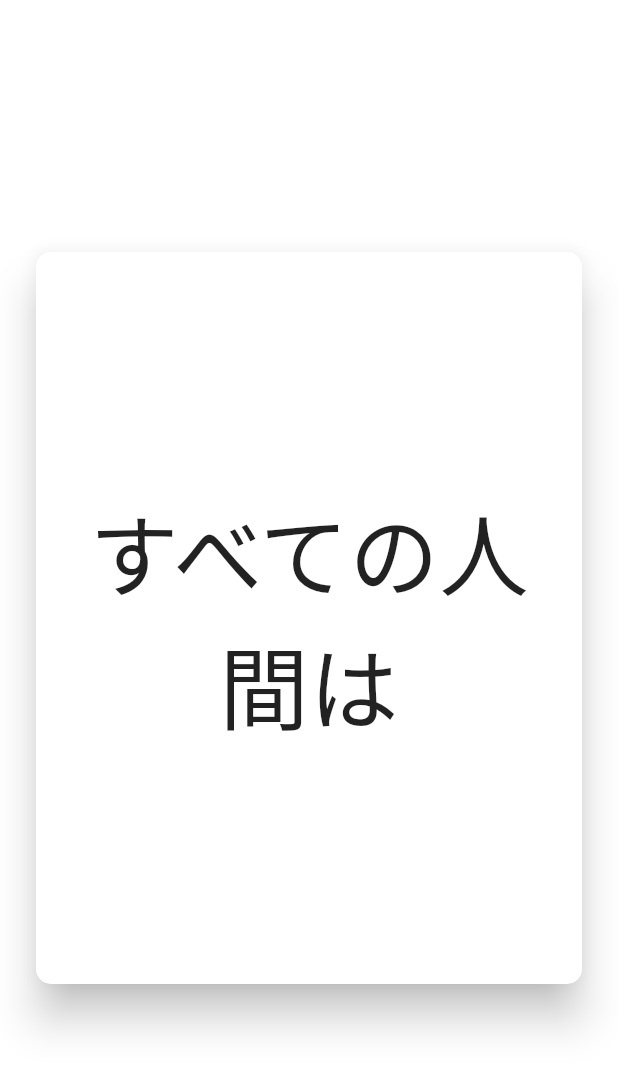
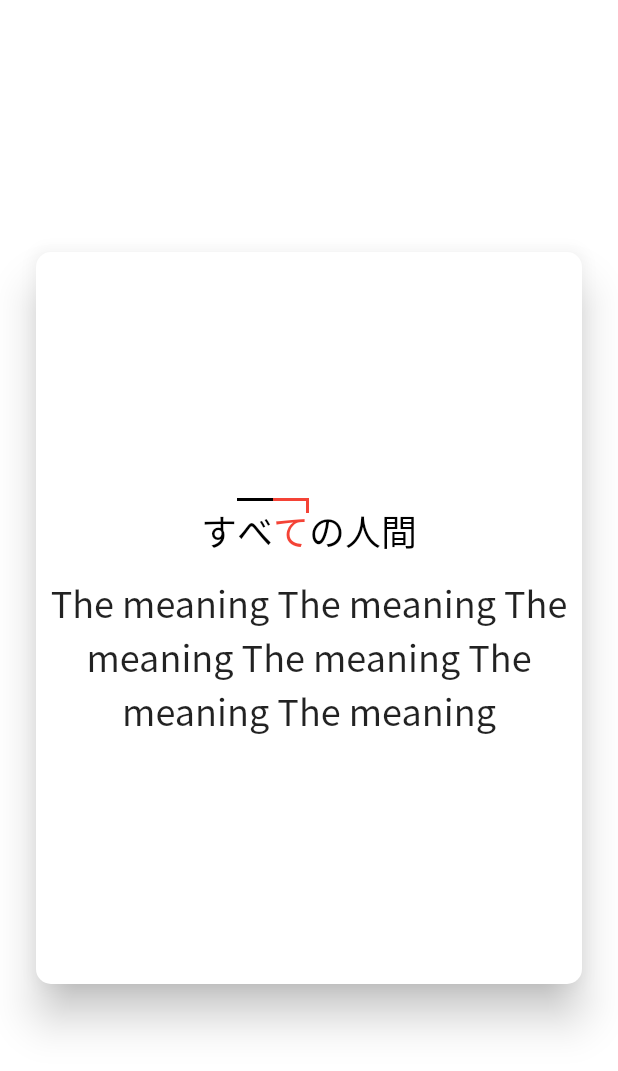
Before and after one commit to hlwanhoj/Nihongo, a Flutter app: the screen it shows after launch, on a phone screen of 412 x 824 dp. Shown: the top 1071 px of the screen. Run offline on Flutter 3.47's test engine with Material 2 defaults, Android fonts, the phone set to English and light mode, and no system bars.

Commit message:
Create word card back face

```diff
--- a/lib/card_list_page.dart
+++ /dev/null
@@ -1,58 +0,0 @@
-import 'package:flutter/material.dart';
-
-class FlashCardFront extends StatelessWidget {
-  final String _kanji;
-
-  const FlashCardFront({required String kanji, Key? key})
-      : _kanji = kanji,
-        super(key: key);
-
-  @override
-  Widget build(BuildContext context) {
-    return Card(
-      elevation: 12,
-      color: Colors.white,
-      shape: RoundedRectangleBorder(borderRadius: BorderRadius.circular(10)),
-      child: Padding(
-        padding: const EdgeInsets.all(8.0),
-        child: Center(
-            child: Text(
-          _kanji,
-          textAlign: TextAlign.center,
-          style: const TextStyle(fontFamily: 'Noto Sans JP', fontSize: 60),
-        )),
-      ),
-    );
-  }
-}
-
-class CardListPage extends StatefulWidget {
-  const CardListPage({Key? key}) : super(key: key);
-
-  @override
-  _CardListPageState createState() => _CardListPageState();
-}
-
-class _CardListPageState extends State<CardListPage> {
-  @override
-  void initState() {
-    super.initState();
-  }
-
-  @override
-  Widget build(BuildContext context) {
-    return ColoredBox(
-      color: Colors.white,
-      child: Center(
-          child: SizedBox(
-        width: MediaQuery.of(context).size.width - 40,
-        child: const AspectRatio(
-          aspectRatio: 3 / 4,
-          child: FlashCardFront(
-            kanji: 'すべての人間は',
-          ),
-        ),
-      )),
-    );
-  }
-}
--- /dev/null
+++ b/lib/card_list_page/card_list_page.dart
@@ -0,0 +1,42 @@
+import 'package:flutter/material.dart';
+import 'word_card.dart';
+import '../models/word.dart';
+
+//
+
+class CardListPage extends StatefulWidget {
+  const CardListPage({Key? key}) : super(key: key);
+
+  @override
+  _CardListPageState createState() => _CardListPageState();
+}
+
+class _CardListPageState extends State<CardListPage> {
+  @override
+  void initState() {
+    super.initState();
+  }
+
+  @override
+  Widget build(BuildContext context) {
+    return ColoredBox(
+      color: Colors.white,
+      child: Center(
+          child: SizedBox(
+        width: MediaQuery.of(context).size.width - 40,
+        child: const AspectRatio(
+          aspectRatio: 3 / 4,
+          child: WordCardBack(
+              word: Word(
+                  kana: "すべての人間",
+                  accentAtIndex: {
+                    1: CharacterAccent.plain,
+                    2: CharacterAccent.fall
+                  },
+                  meaning:
+                      "The meaning The meaning The meaning The meaning The meaning The meaning ")),
+        ),
+      )),
+    );
+  }
+}
--- /dev/null
+++ b/lib/card_list_page/word_card.dart
@@ -0,0 +1,142 @@
+import 'package:flutter/material.dart';
+import '../models/word.dart';
+
+/// The front face of a word card
+class WordCardFront extends StatelessWidget {
+  final String _kanji;
+
+  const WordCardFront({required String kanji, Key? key})
+      : _kanji = kanji,
+        super(key: key);
+
+  @override
+  Widget build(BuildContext context) {
+    return Card(
+      elevation: 12,
+      color: Colors.white,
+      shape: RoundedRectangleBorder(borderRadius: BorderRadius.circular(10)),
+      child: Padding(
+        padding: const EdgeInsets.all(8.0),
+        child: Center(
+            child: Text(
+          _kanji,
+          textAlign: TextAlign.center,
+          style: const TextStyle(fontFamily: 'Noto Sans JP', fontSize: 60),
+        )),
+      ),
+    );
+  }
+}
+
+/// The back face of a word card
+class WordCardBack extends StatelessWidget {
+  final Word _word;
+
+  const WordCardBack({required Word word, Key? key})
+      : _word = word,
+        super(key: key);
+
+  //
+
+  static Color _colorFromAccent(CharacterAccent accent) {
+    switch (accent) {
+      case CharacterAccent.plain:
+        return Colors.black;
+      case CharacterAccent.fall:
+        return Colors.red;
+    }
+  }
+
+  @override
+  Widget build(BuildContext context) {
+    final List<Widget> kanaWidgets = [];
+
+    _word.kana.runes.toList().asMap().forEach((idx, rune) {
+      final character = String.fromCharCode(rune);
+      final accent = _word.accentAtIndex[idx];
+      Color textColor = Colors.black;
+      final List<Widget> textWidgets = [];
+
+      if (accent != null) {
+        textColor = _colorFromAccent(accent);
+        textWidgets.add(Positioned(
+            left: 0,
+            top: 0,
+            right: 0,
+            height: 20,
+            child: CustomPaint(
+              painter: AccentPainter(accent: accent, color: textColor),
+            )));
+      }
+
+      textWidgets.add(
+        Text(
+          character,
+          textAlign: TextAlign.center,
+          style: TextStyle(
+              fontFamily: 'Noto Sans JP', fontSize: 24, color: textColor),
+        ),
+      );
+
+      kanaWidgets.add(SizedBox(
+          height: 40,
+          child: Stack(
+              alignment: AlignmentDirectional.bottomCenter,
+              children: textWidgets)));
+    });
+
+    return Card(
+        elevation: 12,
+        color: Colors.white,
+        shape: RoundedRectangleBorder(borderRadius: BorderRadius.circular(10)),
+        child: Padding(
+          padding: const EdgeInsets.all(8.0),
+          child: Center(
+              child: Column(
+            mainAxisAlignment: MainAxisAlignment.center,
+            mainAxisSize: MainAxisSize.min,
+            children: [
+              Wrap(children: kanaWidgets),
+              const SizedBox(height: 12),
+              Text(
+                _word.meaning,
+                textAlign: TextAlign.center,
+                style:
+                    const TextStyle(fontFamily: 'Noto Sans JP', fontSize: 24),
+              ),
+            ],
+          )),
+        ));
+  }
+}
+
+//
+
+class AccentPainter extends CustomPainter {
+  final CharacterAccent accent;
+  final Color color;
+
+  AccentPainter({required this.accent, required this.color});
+
+  @override
+  void paint(Canvas canvas, Size size) {
+    final paint1 = Paint()
+      ..color = color
+      ..style = PaintingStyle.fill;
+
+    switch (accent) {
+      case CharacterAccent.plain:
+        canvas.drawRect(Rect.fromLTWH(0, 0, size.width, 2), paint1);
+        break;
+      case CharacterAccent.fall:
+        canvas.drawRect(Rect.fromLTWH(0, 0, size.width, 2), paint1);
+        canvas.drawRect(Rect.fromLTWH(size.width - 2, 0, 2, 10), paint1);
+        break;
+    }
+  }
+
+  @override
+  bool shouldRepaint(AccentPainter oldDelegate) {
+    return accent != oldDelegate.accent || color != oldDelegate.color;
+  }
+}
--- a/lib/main.dart
+++ b/lib/main.dart
@@ -1,5 +1,5 @@
 import 'package:flutter/material.dart';
-import 'card_list_page.dart';
+import 'card_list_page/card_list_page.dart';
 
 void main() {
   runApp(const MyApp());
--- /dev/null
+++ b/lib/models/word.dart
@@ -0,0 +1,14 @@
+enum CharacterAccent { plain, fall }
+
+class Word {
+  final String kana;
+  final Map<int, CharacterAccent> accentAtIndex;
+  final String meaning;
+  final List<String> tags;
+
+  const Word(
+      {required this.kana,
+      required this.accentAtIndex,
+      required this.meaning,
+      this.tags = const []});
+}
```
